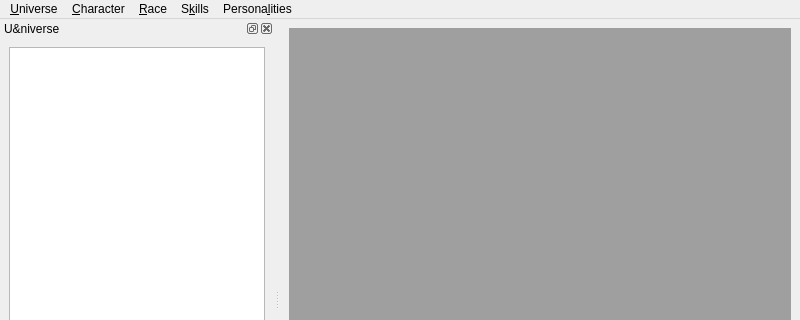
Before: the Qt Designer form ui/MainWindow.ui in jgardner1/JGRPGTools, drawn with Qt 5; both pictures show x 0 to 800 and y 0 to 320 of the 800 by 600 pixel window.
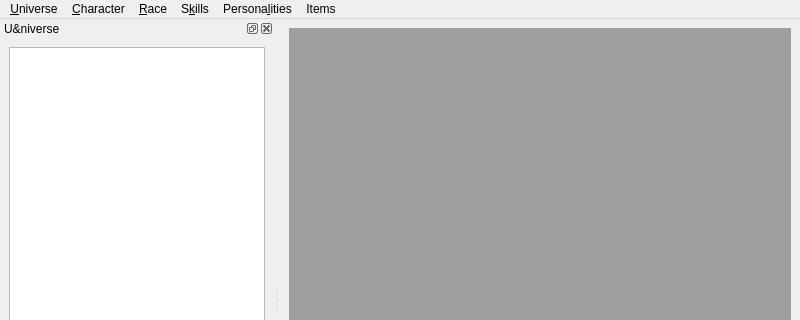
After: the same form once the commit is applied. Icons and pictures are not drawn. Custom widgets are drawn as their Qt base class.

```diff
--- a/ui/MainWindow.ui
+++ b/ui/MainWindow.ui
@@ -30,7 +30,7 @@
      <x>0</x>
      <y>0</y>
      <width>800</width>
-     <height>19</height>
+     <height>21</height>
     </rect>
    </property>
    <widget class="QMenu" name="menuUniverse">
@@ -70,11 +70,18 @@
     </property>
     <addaction name="actionCreatePersonality"/>
    </widget>
+   <widget class="QMenu" name="menuItems">
+    <property name="title">
+     <string>Items</string>
+    </property>
+    <addaction name="actionCreate_Item_Prototype"/>
+   </widget>
    <addaction name="menuUniverse"/>
    <addaction name="menuCharacter"/>
    <addaction name="menuRace"/>
    <addaction name="menuSkills"/>
    <addaction name="menuPersonalities"/>
+   <addaction name="menuItems"/>
   </widget>
   <widget class="QStatusBar" name="statusbar"/>
   <widget class="QDockWidget" name="universeDockWidget">
```
Left out of the diff: 22 changed lines with no effect on the pictures.
